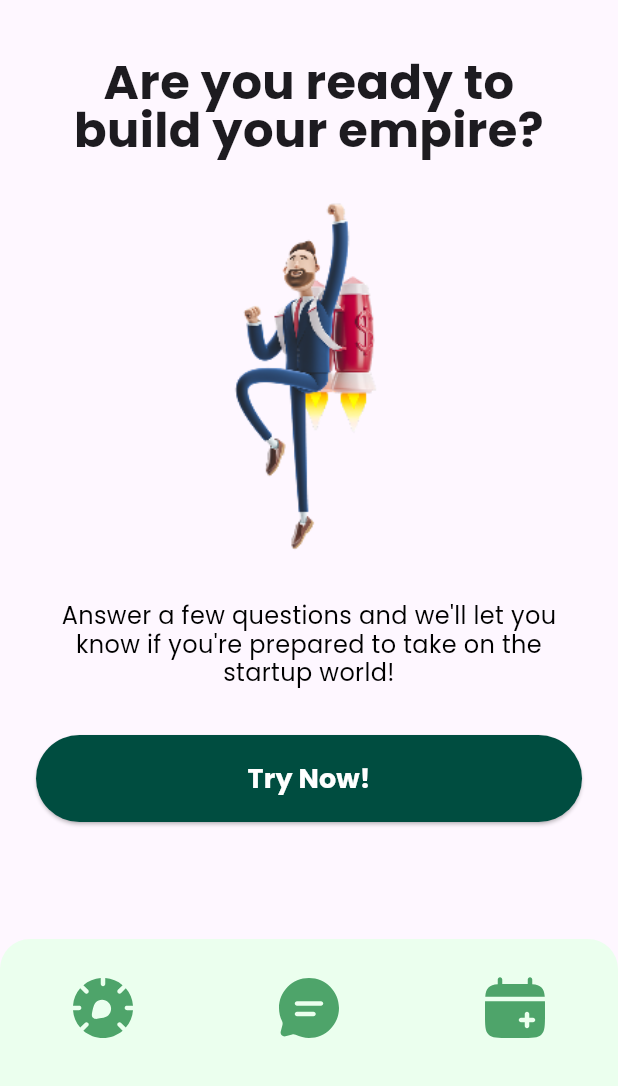
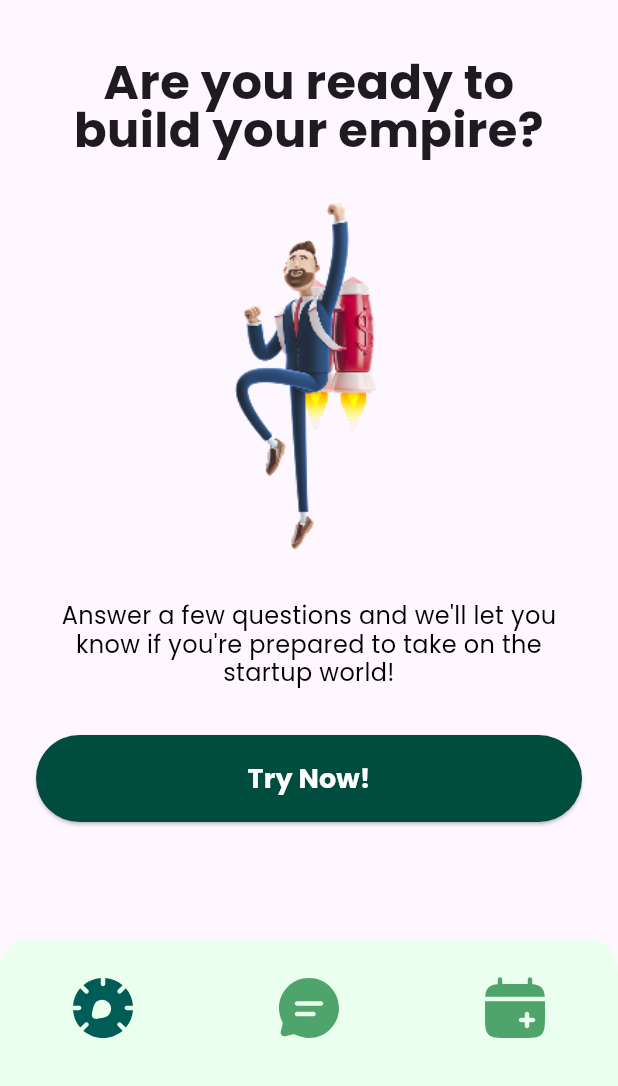
Before and after one commit to vanness-liu/StartSmart, a Flutter app: the MainScreen screen opened by its route, on a phone screen of 412 x 824 dp, the part 150-1236 px from its top. Run offline on Flutter 3.47's test engine with Material 3 defaults, Android fonts, the phone set to English and light mode, and no system bars; our stand-ins replace cloud_firestore, firebase_auth, firebase_core, flutter_svg, percent_indicator, shared_preferences; accounts and stored records are empty.

Commit message:
frontend error

```diff
--- a/frontend/lib/main.dart
+++ b/frontend/lib/main.dart
@@ -166,7 +166,7 @@ class _MainScreenState extends State<MainScreen> {
               icon: SvgPicture.asset(
                 'assets/icons/spedometer.svg',
                 color:
-                    selectedIndex == 1 ? Color(0xFF005C57) : Color(0xFF4EA46A),
+                    selectedIndex == 0 ?Color(0xFF005C57) : Color(0xFF4EA46A),
               ),
               label: '',
             ),
```
